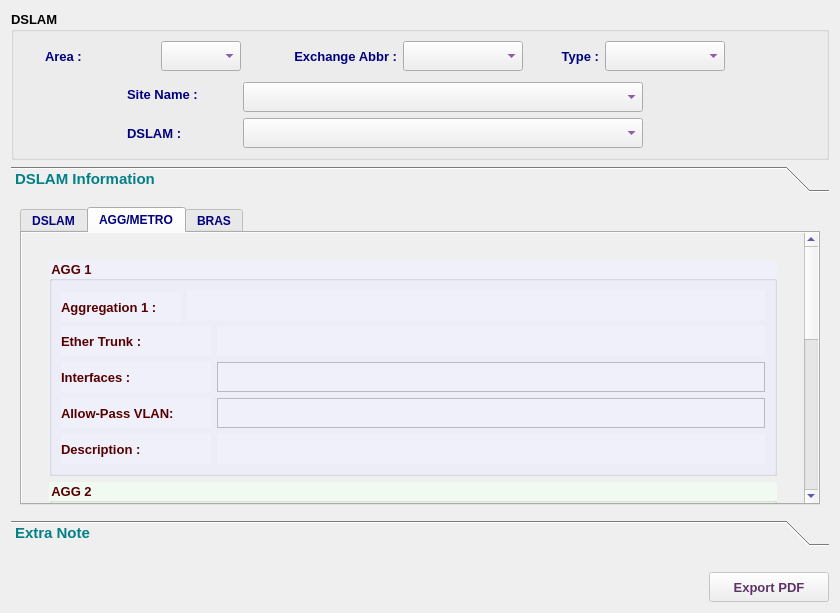
The window that mainPanel/menu/report/DSLAM/reportdslamdialog.ui (samad-ghanbari/DaNet) describes before a commit, drawn with Qt 5.
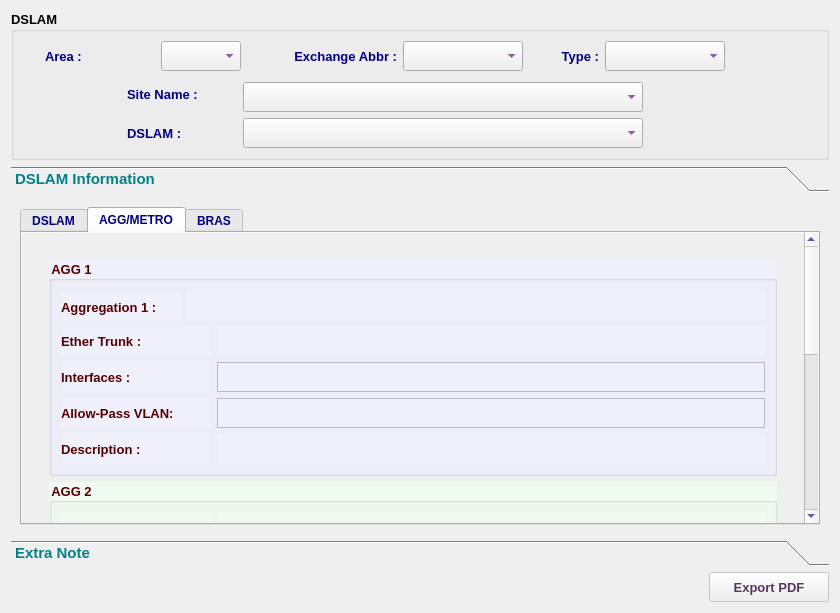
The same window after the commit. The open tabs and pages were chosen to show the change. Icons and pictures are not drawn.

```diff
--- a/mainPanel/menu/report/DSLAM/reportdslamdialog.ui
+++ b/mainPanel/menu/report/DSLAM/reportdslamdialog.ui
@@ -543,7 +543,7 @@
         <x>0</x>
         <y>0</y>
         <width>822</width>
-        <height>328</height>
+        <height>334</height>
        </rect>
       </property>
       <attribute name="label">
@@ -1984,9 +1984,9 @@
               <property name="geometry">
                <rect>
                 <x>0</x>
-                <y>0</y>
+                <y>-457</y>
                 <width>786</width>
-                <height>742</height>
+                <height>748</height>
                </rect>
               </property>
               <layout class="QVBoxLayout" name="verticalLayout_21">
@@ -3080,6 +3080,19 @@
                  </layout>
                 </widget>
                </item>
+               <item>
+                <spacer name="verticalSpacer_4">
+                 <property name="orientation">
+                  <enum>Qt::Vertical</enum>
+                 </property>
+                 <property name="sizeHint" stdset="0">
+                  <size>
+                   <width>20</width>
+                   <height>40</height>
+                  </size>
+                 </property>
+                </spacer>
+               </item>
               </layout>
              </widget>
             </widget>
@@ -3680,19 +3693,6 @@
      </widget>
     </widget>
    </item>
-   <item>
-    <spacer name="verticalSpacer_4">
-     <property name="orientation">
-      <enum>Qt::Orientation::Vertical</enum>
-     </property>
-     <property name="sizeHint" stdset="0">
-      <size>
-       <width>20</width>
-       <height>40</height>
-      </size>
-     </property>
-    </spacer>
-   </item>
    <item>
     <layout class="QHBoxLayout" name="horizontalLayout_44">
      <item>
```
Left out of the diff: 104 changed lines with no effect on the pictures.
